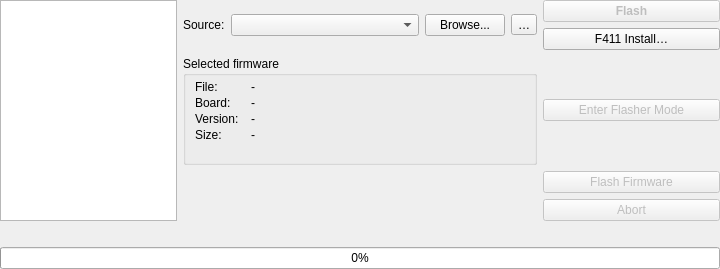
anpeaco/FreeJoyXConfiguratorQt, file src/widgets/adv-settings/flasher.ui: the form before one commit.
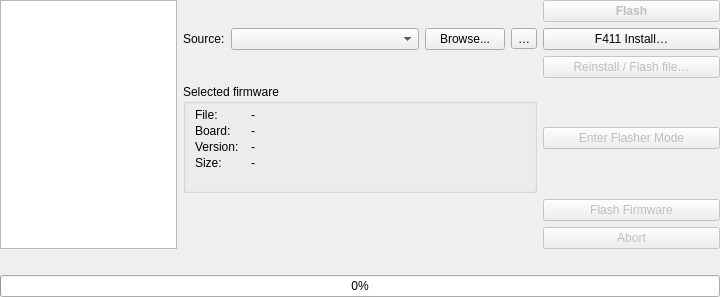
The form after the commit.

Commit message: Flasher: add always-available "Reinstall / Flash file" button + semver 0.3.0

The edit to the form file:
```diff
--- a/src/widgets/adv-settings/flasher.ui
+++ b/src/widgets/adv-settings/flasher.ui
@@ -236,6 +236,25 @@
        </property>
       </widget>
      </item>
+     <item>
+      <widget class="QPushButton" name="pushButton_Reinstall">
+       <property name="enabled">
+        <bool>false</bool>
+       </property>
+       <property name="sizePolicy">
+        <sizepolicy hsizetype="MinimumExpanding" vsizetype="Fixed">
+         <horstretch>0</horstretch>
+         <verstretch>0</verstretch>
+        </sizepolicy>
+       </property>
+       <property name="toolTip">
+        <string>&lt;p&gt;Flash (or re-flash) any firmware .bin to the connected device over the HID bootloader — regardless of version.&lt;/p&gt;&lt;p&gt;Opens the firmware picker: browse to a .bin, confirm, and it runs the full backup → bootloader → flash → restore sequence. Use it to reinstall the same version, flash a dev build, or downgrade.&lt;/p&gt;</string>
+       </property>
+       <property name="text">
+        <string>Reinstall / Flash file…</string>
+       </property>
+      </widget>
+     </item>
     </layout>
    </item>
    <item row="1" column="2">
```
The commit also changes 4 other files.
